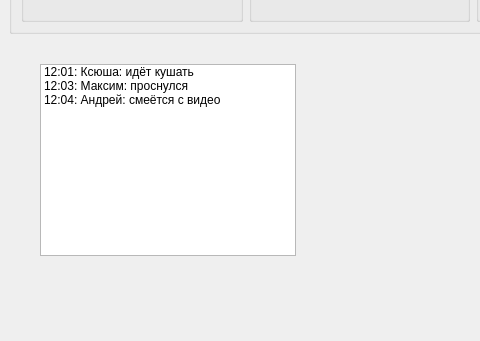
First picture: the form in UI/MainWindow.ui, repository tapchik/Simulation, before the edit; both pictures show x 0 to 480 and y 396 to 737 of the 940 by 737 pixel window.
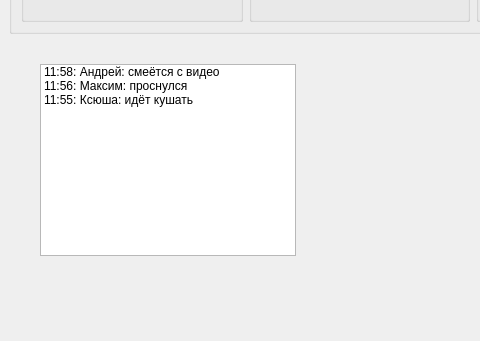
Second picture: the form after the edit.

Commit message: Switched order of messages

Patch:
```diff
--- a/UI/MainWindow.ui
+++ b/UI/MainWindow.ui
@@ -307,17 +307,17 @@
    </property>
    <item>
     <property name="text">
-     <string>12:01: Ксюша: идёт кушать</string>
+     <string>11:58: Андрей: смеётся с видео</string>
     </property>
    </item>
    <item>
     <property name="text">
-     <string>12:03: Максим: проснулся</string>
+     <string>11:56: Максим: проснулся</string>
     </property>
    </item>
    <item>
     <property name="text">
-     <string>12:04: Андрей: смеётся с видео</string>
+     <string>11:55: Ксюша: идёт кушать</string>
     </property>
    </item>
   </widget>
```
Left out of the diff: 3 changed lines with no effect on the pictures.
